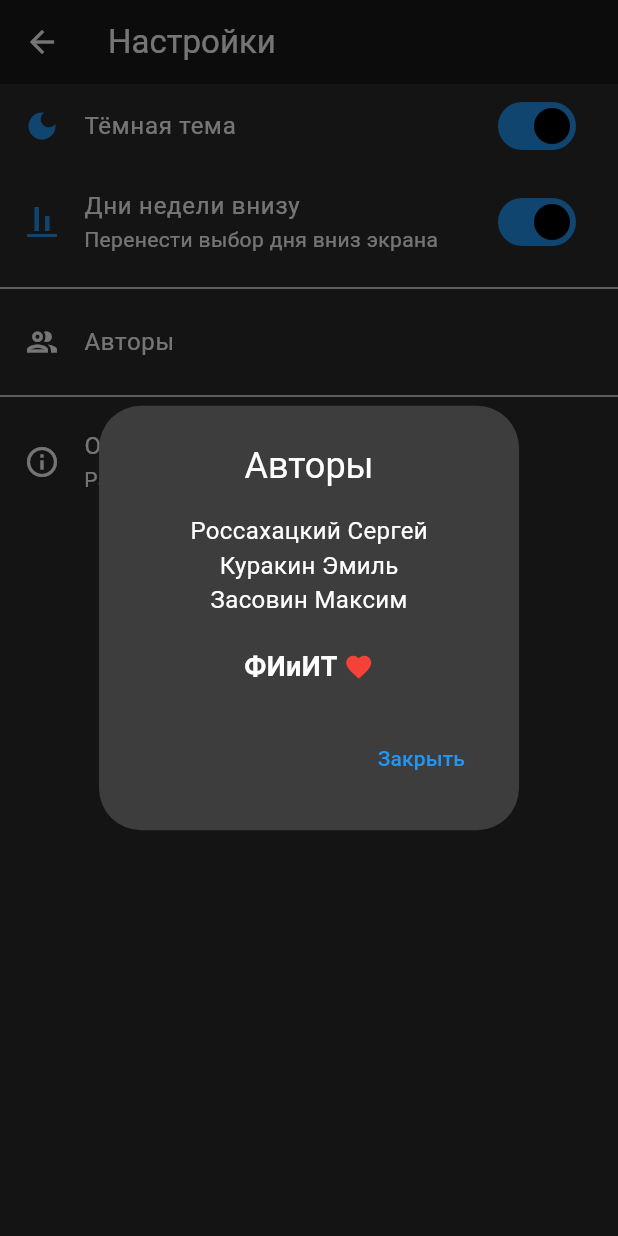
After one commit to maxi1s/SSU_ScheduleApp, a Flutter app: the SettingsScreen screen opened directly, after a tap on "Тёмная тема", after a tap on "Дни недели внизу", after a tap on "Авторы", on a phone screen of 412 x 824 dp. The commit adds this screen. Run offline on Flutter 3.47's test engine with Material 3 defaults, Android fonts, the phone set to English and light mode, and no system bars; our stand-ins replace fixnum, shared_preferences; missing offline and left inert: grpc, home_widget, protobuf; accounts and stored records are empty; statements that could not run were skipped.

Commit message:
Добавлены настройки: темная тема, авторы, перенос выбора дня вниз.

```diff
--- a/lib/main.dart
+++ b/lib/main.dart
@@ -1,7 +1,10 @@
 import 'package:flutter/material.dart';
 import 'screens/selection_screen.dart';
+import 'services/theme_service.dart';
 
-void main() {
+void main() async {
+  WidgetsFlutterBinding.ensureInitialized();
+  await ThemeService().init();
   runApp(const MyApp());
 }
 
@@ -10,14 +13,40 @@ class MyApp extends StatelessWidget {
 
   @override
   Widget build(BuildContext context) {
+    return ValueListenableBuilder<ThemeMode>(
+      valueListenable: ThemeService().themeNotifier,
+      builder: (_, mode, __) {
         return MaterialApp(
           title: 'SSU Schedule',
           theme: ThemeData(
-        primarySwatch: Colors.blue,
+            colorScheme: ColorScheme.fromSeed(seedColor: Colors.blue),
             useMaterial3: true,
+            appBarTheme: const AppBarTheme(
+              backgroundColor: Colors.blue,
+              foregroundColor: Colors.white,
             ),
+          ),
+          darkTheme: ThemeData(
+            useMaterial3: true,
+            brightness: Brightness.dark,
+            scaffoldBackgroundColor: const Color(0xFF2C2C2C),
+            appBarTheme: const AppBarTheme(
+              backgroundColor: Color(0xFF1A1A1A),
+              foregroundColor: Colors.white,
+            ),
+            cardTheme: const CardThemeData(
+              color: Color(0xFF3D3D3D),
+            ),
+            colorScheme: const ColorScheme.dark(
+              primary: Colors.blue,
+              surface: Color(0xFF3D3D3D),
+            ),
+          ),
+          themeMode: mode,
           home: const SelectionScreen(),
           debugShowCheckedModeBanner: false,
         );
+      },
+    );
   }
 }
--- a/lib/screens/selection_screen.dart
+++ b/lib/screens/selection_screen.dart
@@ -5,6 +5,7 @@ import '../models/faculty.dart';
 import '../services/api_service.dart';
 import '../services/widget_service.dart';
 import 'schedule_screen.dart';
+import 'settings_screen.dart';
 import '../widgets/custom_dropdown.dart';
 
 class SelectionScreen extends StatefulWidget {
@@ -207,6 +208,7 @@ class _SelectionScreenState extends State<SelectionScreen> {
         appBar: AppBar(
           title: const Text('Ошибка'),
           backgroundColor: Colors.red,
+          foregroundColor: Colors.white,
         ),
         body: Center(
           child: Padding(
@@ -218,7 +220,12 @@ class _SelectionScreenState extends State<SelectionScreen> {
                 const SizedBox(height: 20),
                 Text(
                   errorMessage,
-                  style: const TextStyle(fontSize: 16),
+                  style: TextStyle(
+                    fontSize: 16,
+                    color: Theme.of(context).brightness == Brightness.dark
+                        ? Colors.white70
+                        : Colors.black87,
+                  ),
                   textAlign: TextAlign.center,
                 ),
                 const SizedBox(height: 30),
@@ -240,8 +247,17 @@ class _SelectionScreenState extends State<SelectionScreen> {
     return Scaffold(
       appBar: AppBar(
         title: const Text('Расписание СГУ'),
-        backgroundColor: Colors.blue,
-        foregroundColor: Colors.white,
+        actions: [
+          IconButton(
+            icon: const Icon(Icons.settings),
+            onPressed: () {
+              Navigator.push(
+                context,
+                MaterialPageRoute(builder: (context) => const SettingsScreen()),
+              );
+            },
+          ),
+        ],
       ),
       body: Padding(
         padding: const EdgeInsets.all(16.0),
@@ -289,8 +305,9 @@ class _SelectionScreenState extends State<SelectionScreen> {
             ElevatedButton(
               onPressed: selectedGroup != null ? _showSchedule : null,
               style: ElevatedButton.styleFrom(
-                backgroundColor:
-                    selectedGroup != null ? Colors.blue : Colors.grey,
+                backgroundColor: selectedGroup != null
+                    ? Theme.of(context).primaryColor
+                    : Colors.grey,
                 foregroundColor: Colors.white,
                 minimumSize: const Size(double.infinity, 50),
               ),
--- /dev/null
+++ b/lib/screens/settings_screen.dart
@@ -0,0 +1,113 @@
+import 'package:flutter/material.dart';
+import '../services/theme_service.dart';
+
+class SettingsScreen extends StatelessWidget {
+  const SettingsScreen({super.key});
+
+  @override
+  Widget build(BuildContext context) {
+    return Scaffold(
+      appBar: AppBar(
+        title: const Text('Настройки'),
+      ),
+      body: ListView(
+        children: [
+          ValueListenableBuilder<ThemeMode>(
+            valueListenable: ThemeService().themeNotifier,
+            builder: (_, mode, __) {
+              return SwitchListTile(
+                secondary: Icon(
+                  mode == ThemeMode.dark ? Icons.dark_mode : Icons.light_mode,
+                  color: mode == ThemeMode.dark ? Colors.blue : Colors.orange,
+                ),
+                title: const Text('Тёмная тема'),
+                value: mode == ThemeMode.dark,
+                onChanged: (bool value) {
+                  ThemeService().toggleTheme(value);
+                },
+              );
+            },
+          ),
+          ValueListenableBuilder<bool>(
+            valueListenable: ThemeService().dayBarNotifier,
+            builder: (_, atBottom, __) {
+              return SwitchListTile(
+                secondary: Icon(
+                  atBottom
+                      ? Icons.align_vertical_bottom
+                      : Icons.align_vertical_top,
+                  color: Colors.blue,
+                ),
+                title: const Text('Дни недели внизу'),
+                subtitle: const Text('Перенести выбор дня вниз экрана'),
+                value: atBottom,
+                onChanged: (bool value) {
+                  ThemeService().toggleDayBarPosition(value);
+                },
+              );
+            },
+          ),
+          const Divider(),
+          ListTile(
+            leading: const Icon(Icons.group_outlined),
+            title: const Text('Авторы'),
+            onTap: () {
+              showDialog(
+                context: context,
+                builder: (context) => AlertDialog(
+                  title: const Text('Авторы', textAlign: TextAlign.center),
+                  content: Column(
+                    mainAxisSize: MainAxisSize.min,
+                    children: [
+                      const Text('Россахацкий Сергей',
+                          style: TextStyle(fontSize: 16)),
+                      const Text('Куракин Эмиль',
+                          style: TextStyle(fontSize: 16)),
+                      const Text('Засовин Максим',
+                          style: TextStyle(fontSize: 16)),
+                      const SizedBox(height: 20),
+                      Row(
+                        mainAxisAlignment: MainAxisAlignment.center,
+                        children: const [
+                          Text('ФИиИТ ',
+                              style: TextStyle(
+                                  fontWeight: FontWeight.bold, fontSize: 18)),
+                          Icon(Icons.favorite, color: Colors.red, size: 20),
+                        ],
+                      ),
+                    ],
+                  ),
+                  actions: [
+                    TextButton(
+                      onPressed: () => Navigator.pop(context),
+                      child: const Text('Закрыть'),
+                    ),
+                  ],
+                ),
+              );
+            },
+          ),
+          const Divider(),
+          ListTile(
+            leading: const Icon(Icons.info_outline),
+            title: const Text('О приложении'),
+            subtitle: const Text('Расписание СГУ v1.0.2'),
+            onTap: () {
+              showAboutDialog(
+                context: context,
+                applicationName: 'Расписание СГУ',
+                applicationVersion: '1.0.2',
+                applicationIcon:
+                    const Icon(Icons.school, color: Colors.blue, size: 48),
+                children: [
+                  const Text(
+                      'Удобное приложение для просмотра расписания Саратовского государственного университета.'),
+                ],
+              );
+            },
+          ),
+        ],
+      ),
+    );
+  }
+}
--- /dev/null
+++ b/lib/services/theme_service.dart
@@ -0,0 +1,39 @@
+import 'package:flutter/material.dart';
+import 'package:shared_preferences/shared_preferences.dart';
+
+class ThemeService {
+  static final ThemeService _instance = ThemeService._internal();
+  factory ThemeService() => _instance;
+  ThemeService._internal();
+
+  static const String _themeKey = 'is_dark_mode';
+  static const String _dayBarKey = 'day_bar_at_bottom';
+
+  final ValueNotifier<ThemeMode> themeNotifier = ValueNotifier(ThemeMode.light);
+  final ValueNotifier<bool> dayBarNotifier = ValueNotifier(false);
+
+  Future<void> init() async {
+    final prefs = await SharedPreferences.getInstance();
+
+    final isDark = prefs.getBool(_themeKey) ?? false;
+    themeNotifier.value = isDark ? ThemeMode.dark : ThemeMode.light;
+
+    // Позиция дней false = сверху, true = снизу
+    dayBarNotifier.value = prefs.getBool(_dayBarKey) ?? false;
+  }
+
+  bool get isDarkMode => themeNotifier.value == ThemeMode.dark;
+  bool get isDayBarAtBottom => dayBarNotifier.value;
+
+  Future<void> toggleTheme(bool isDark) async {
+    final prefs = await SharedPreferences.getInstance();
+    await prefs.setBool(_themeKey, isDark);
+    themeNotifier.value = isDark ? ThemeMode.dark : ThemeMode.light;
+  }
+
+  Future<void> toggleDayBarPosition(bool atBottom) async {
+    final prefs = await SharedPreferences.getInstance();
+    await prefs.setBool(_dayBarKey, atBottom);
+    dayBarNotifier.value = atBottom;
+  }
+}
```
Also changed, not shown: lib/screens/schedule_screen.dart (+82 -29 lines), lib/widgets/custom_dropdown.dart (+33 -11 lines). Lines whose indentation alone changed are shown as unchanged.
